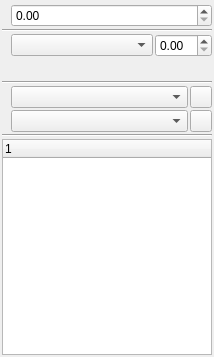
The window that scribus/ui/propertiespalette_textbase.ui (scribusproject/scribus) describes before a commit, drawn with Qt 5.
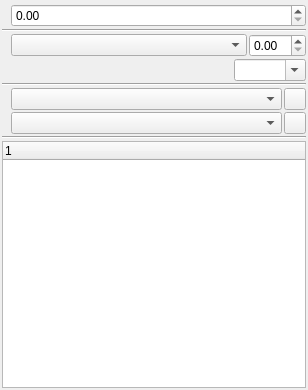
The same window after the commit. Icons and pictures are not drawn. Custom widgets are drawn as their Qt base class.

Patch:
```diff
--- a/scribus/ui/propertiespalette_textbase.ui
+++ b/scribus/ui/propertiespalette_textbase.ui
@@ -6,8 +6,8 @@
    <rect>
     <x>0</x>
     <y>0</y>
-    <width>214</width>
-    <height>357</height>
+    <width>308</width>
+    <height>390</height>
    </rect>
   </property>
   <property name="windowTitle">
@@ -130,6 +130,13 @@
        </property>
       </spacer>
      </item>
+     <item>
+      <widget class="QComboBox" name="langCombo">
+       <property name="editable">
+        <bool>true</bool>
+       </property>
+      </widget>
+     </item>
     </layout>
    </item>
    <item>
@@ -284,6 +291,12 @@
    <header>ui/alignselect.h</header>
    <container>1</container>
   </customwidget>
+  <customwidget>
+   <class>DirectionSelect</class>
+   <extends>QWidget</extends>
+   <header>ui/directionselect.h</header>
+   <container>1</container>
+  </customwidget>
  </customwidgets>
  <resources/>
  <connections/>
```
Left out of the diff: 8 changed lines with no effect on the pictures.
